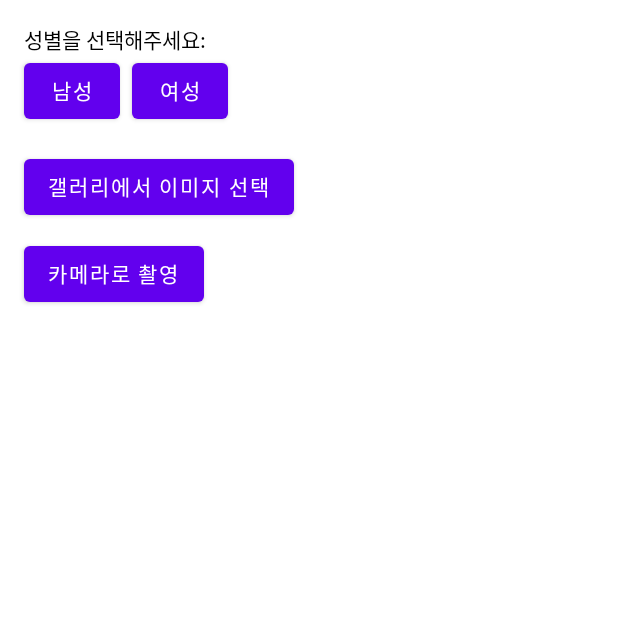
After one commit to ghdtldus/ai-animal-face, an Android app built with Jetpack Compose: the composable HomeScreenLayoutPreview shown on its own in the app's theme, on a phone screen of 412 x 824 dp, the top half of it. The commit adds this screen. Run offline under Robolectric (Android 15) with nearby library versions, the phone set to English and light mode, and no system bars; pictures from the network do not load.

Commit message:
[ android / feat ] UI 개발, 퍼블리싱_ HomeMain
Main 신규 페이지 생성, UI 제작 및 연결완료

```diff
--- /dev/null
+++ b/android/app/src/main/java/com/example/android/ui/screen/selection/HomeScreenLayoutPreview.kt
@@ -0,0 +1,47 @@
+package com.example.android.ui.screen.selection
+
+import androidx.compose.foundation.layout.Arrangement
+import androidx.compose.foundation.layout.Column
+import androidx.compose.foundation.layout.Row
+import androidx.compose.foundation.layout.Spacer
+import androidx.compose.foundation.layout.fillMaxSize
+import androidx.compose.foundation.layout.height
+import androidx.compose.foundation.layout.padding
+import androidx.compose.material.Button
+import androidx.compose.material.Text
+import androidx.compose.runtime.Composable
+import androidx.compose.ui.Modifier
+import androidx.compose.ui.unit.dp
+
+@Composable
+fun HomeScreenLayoutPreview() {
+    Column(
+        modifier = Modifier
+            .fillMaxSize()
+            .padding(16.dp)
+    ) {
+        Text("성별을 선택해주세요:")
+
+        Row(horizontalArrangement = Arrangement.spacedBy(8.dp)) {
+            Button(onClick = {}) { Text("남성") }
+            Button(onClick = {}) { Text("여성") }
+        }
+
+        Spacer(modifier = Modifier.height(16.dp))
+
+        Button(onClick = {}) { Text("갤러리에서 이미지 선택") }
+        Spacer(modifier = Modifier.height(10.dp))
+        Button(onClick = {}) { Text("카메라로 촬영") }
+
+        Spacer(modifier = Modifier.height(20.dp))
+
+        // 임의의 이미지 미리보기
+//        Image(
+//            painter = rememberAsyncImagePainter("https://via.placeholder.com/300"),
+//            contentDescription = "선택된 이미지",
+//            modifier = Modifier
+//                .fillMaxWidth()
+//                .height(300.dp)
+//        )
+    }
+}
```
Also changed, not shown: android/app/src/main/java/com/example/android/MainActivity.kt (+26 -2 lines), android/app/src/main/java/com/example/android/ui/screen/main/HomeMain.kt (added, +62 -0 lines), android/app/src/main/java/com/example/android/ui/screen/main/HomeMainPreview.kt (added, +12 -0 lines), android/app/src/main/java/com/example/android/ui/screen/selection/HomeScreen.kt (renamed from android/app/src/main/java/com/example/android/ui/screen/HomeScreen.kt, +1 -7 lines), android/app/src/main/java/com/example/android/ui/screen/selection/HomeScreenPreview.kt (added, +12 -0 lines).
